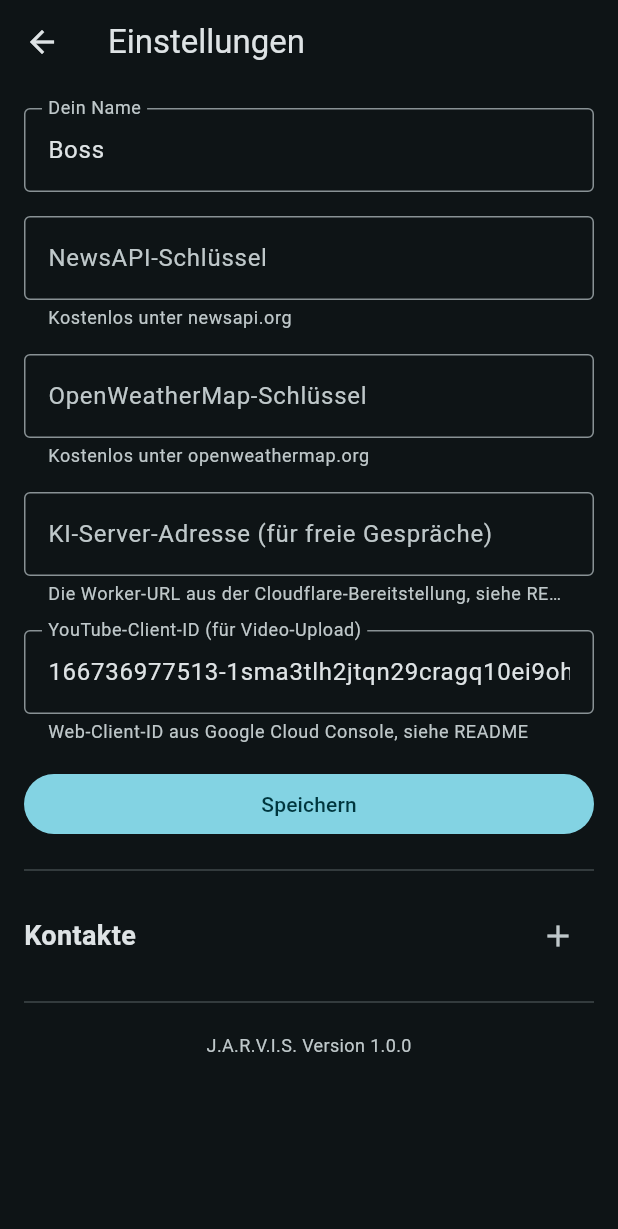
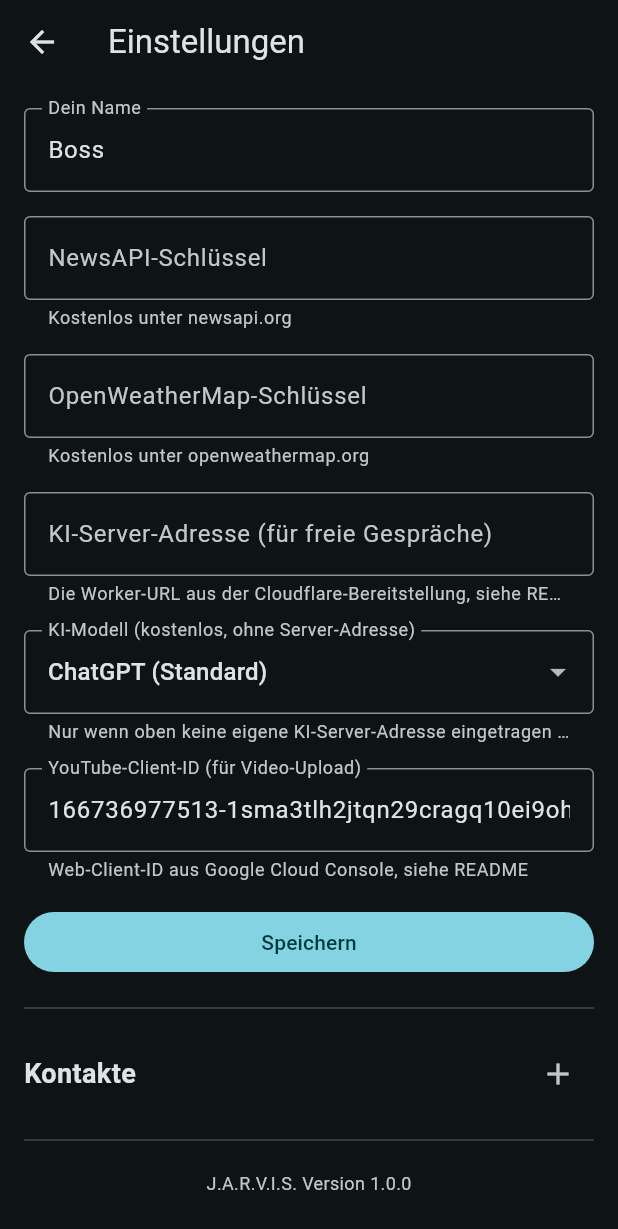
Before and after one commit to ibrahim200832/jarvis-mobile, a Flutter app: the screen it shows after launch, item 2 of the bottom bar chosen, after a tap on the "settings" icon, on a phone screen of 412 x 824 dp. Shown: the top 1229 px of the screen. Run offline on Flutter 3.47's test engine with Material 3 defaults, Android fonts, the phone set to English and light mode, and no system bars; our stand-ins replace battery_plus, camera, flutter_svg, flutter_tts, geocoding, geolocator and 8 more; missing offline and left inert: dart:js_interop, dart:ui_web, installed_apps; network calls fail.

Commit message:
feat: add selectable AI model option in Einstellungen
Users can now switch between ChatGPT, Mistral, and Llama for the
zero-setup free AI fallback, instead of always defaulting to ChatGPT.

```diff
--- a/lib/core/command_router.dart
+++ b/lib/core/command_router.dart
@@ -232,7 +232,8 @@ Das kann ich für dich tun:
       }
 
       final backendUrl = await settings.getAiBackendUrl();
-      final aiResult = await aiChat.ask(backendUrl ?? '', text);
+      final aiModel = await settings.getAiModel();
+      final aiResult = await aiChat.ask(backendUrl ?? '', text, model: aiModel);
       return await _handleAiResult(aiResult);
     } catch (e) {
       return CommandResult('Fehler: ${e.toString().replaceFirst('Exception: ', '')}');
--- a/lib/screens/settings_screen.dart
+++ b/lib/screens/settings_screen.dart
@@ -22,6 +22,13 @@ class _SettingsScreenState extends State<SettingsScreen> {
   final _youtubeClientIdCtrl = TextEditingController();
   List<Contact> _contacts = [];
   String _appVersion = '';
+  String _aiModel = 'openai';
+
+  static const _aiModels = {
+    'openai': 'ChatGPT (Standard)',
+    'mistral': 'Mistral',
+    'llama': 'Llama',
+  };
 
   @override
   void initState() {
@@ -36,6 +43,7 @@ class _SettingsScreenState extends State<SettingsScreen> {
     _nameCtrl.text = await widget.settings.getUserName();
     _aiBackendCtrl.text = await widget.settings.getAiBackendUrl() ?? '';
     _youtubeClientIdCtrl.text = await widget.settings.getYoutubeClientId() ?? '';
+    _aiModel = await widget.settings.getAiModel();
     _contacts = await widget.contacts.all();
     if (mounted) setState(() {});
   }
@@ -51,6 +59,7 @@ class _SettingsScreenState extends State<SettingsScreen> {
     await widget.settings.setUserName(_nameCtrl.text.trim());
     await widget.settings.setAiBackendUrl(_aiBackendCtrl.text.trim());
     await widget.settings.setYoutubeClientId(_youtubeClientIdCtrl.text.trim());
+    await widget.settings.setAiModel(_aiModel);
     if (!mounted) return;
     ScaffoldMessenger.of(context).showSnackBar(const SnackBar(content: Text('Gespeichert.')));
   }
@@ -126,6 +135,21 @@ class _SettingsScreenState extends State<SettingsScreen> {
             ),
           ),
           const SizedBox(height: 16),
+          DropdownButtonFormField<String>(
+            initialValue: _aiModel,
+            decoration: const InputDecoration(
+              labelText: 'KI-Modell (kostenlos, ohne Server-Adresse)',
+              helperText: 'Nur wenn oben keine eigene KI-Server-Adresse eingetragen ist',
+              border: OutlineInputBorder(),
+            ),
+            items: _aiModels.entries
+                .map((e) => DropdownMenuItem(value: e.key, child: Text(e.value)))
+                .toList(),
+            onChanged: (value) {
+              if (value != null) setState(() => _aiModel = value);
+            },
+          ),
+          const SizedBox(height: 16),
           TextField(
             controller: _youtubeClientIdCtrl,
             decoration: const InputDecoration(
--- a/lib/services/settings_service.dart
+++ b/lib/services/settings_service.dart
@@ -7,6 +7,7 @@ class SettingsService {
   static const _keyUserName = 'user_name';
   static const _keyAiBackendUrl = 'ai_backend_url';
   static const _keyYoutubeClientId = 'youtube_client_id';
+  static const _keyAiModel = 'ai_model';
 
   Future<String?> getNewsApiKey() async {
     final prefs = await SharedPreferences.getInstance();
@@ -62,4 +63,16 @@ class SettingsService {
     final prefs = await SharedPreferences.getInstance();
     await prefs.setString(_keyYoutubeClientId, value);
   }
+
+  /// Which free AI model powers JARVIS when no own backend is configured.
+  /// Only used by the zero-setup fallback (see AiChatService).
+  Future<String> getAiModel() async {
+    final prefs = await SharedPreferences.getInstance();
+    return prefs.getString(_keyAiModel) ?? 'openai';
+  }
+
+  Future<void> setAiModel(String value) async {
+    final prefs = await SharedPreferences.getInstance();
+    await prefs.setString(_keyAiModel, value);
+  }
 }
```
Also changed, not shown: lib/services/ai_chat_service.dart (+4 -4 lines).
